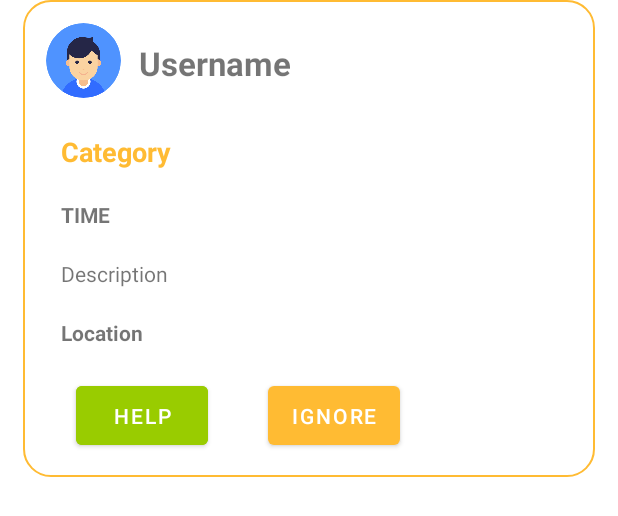
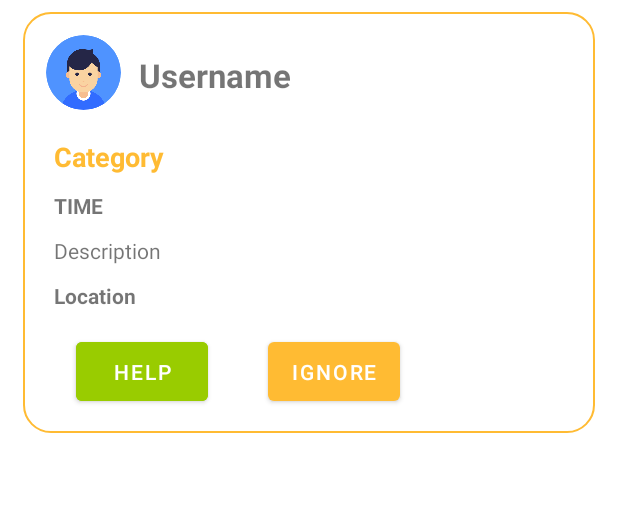
Before and after one commit to Aryan2601/_Gratitude_, an Android app: the layout requests_layout.xml on its own in the app's theme, with its tools: preview values and no code run, on a phone screen of 412 x 824 dp. Shown: the top 516 px of the screen. Run offline under Robolectric (Android 15) with nearby library versions, the phone set to English and light mode, and no system bars.

```diff
--- a/app/src/main/res/layout/requests_layout.xml
+++ b/app/src/main/res/layout/requests_layout.xml
@@ -7,6 +7,7 @@
     android:backgroundTint="@color/orange"
     android:layout_marginLeft="15dp"
     android:layout_marginRight="15dp"
+    android:layout_marginTop="8dp"
     >
     <LinearLayout
         android:layout_width="match_parent"
@@ -47,7 +48,7 @@
                 android:textColor="@color/orange"
                 android:textStyle="bold"
                 android:text="Category"
-                android:padding="10dp"
+                android:padding="5dp"
                 android:textSize="18sp"
                 />
             <TextView
@@ -56,14 +57,14 @@
                 android:layout_height="wrap_content"
                 android:text="TIME"
                 android:textStyle="bold"
-                android:padding="10dp"
+                android:padding="5dp"
                 />
             <TextView
                 android:id="@+id/requests_desc"
                 android:layout_width="wrap_content"
                 android:layout_height="wrap_content"
                 android:text="Description"
-                android:padding="10dp"
+                android:padding="5dp"
                 />
             <TextView
                 android:layout_width="match_parent"
@@ -71,7 +72,7 @@
                 android:id="@+id/requests_location"
                 android:text="Location"
                 android:textStyle="bold"
-                android:padding="10dp"
+                android:padding="5dp"
                 />
             <LinearLayout
                 android:layout_width="match_parent"
```
